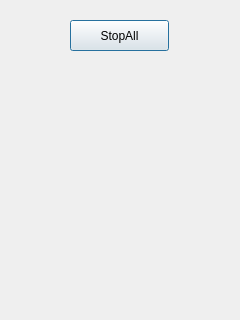
Qt form stopservers.ui (calebxyz/bitcon_server) before a commit.
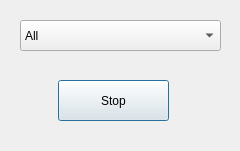
The same form after that commit.

Patch:
```diff
--- a/stopservers.ui
+++ b/stopservers.ui
@@ -7,7 +7,7 @@
     <x>0</x>
     <y>0</y>
     <width>240</width>
-    <height>320</height>
+    <height>151</height>
    </rect>
   </property>
   <property name="windowTitle">
@@ -16,15 +16,30 @@
   <widget class="QPushButton" name="pushButton">
    <property name="geometry">
     <rect>
-     <x>70</x>
+     <x>58</x>
+     <y>80</y>
+     <width>111</width>
+     <height>41</height>
+    </rect>
+   </property>
+   <property name="text">
+    <string>Stop</string>
+   </property>
+  </widget>
+  <widget class="QComboBox" name="comboBox">
+   <property name="geometry">
+    <rect>
+     <x>20</x>
      <y>20</y>
-     <width>99</width>
+     <width>201</width>
      <height>31</height>
     </rect>
    </property>
-   <property name="text">
-    <string>StopAll</string>
-   </property>
+   <item>
+    <property name="text">
+     <string>All</string>
+    </property>
+   </item>
   </widget>
  </widget>
  <resources/>
```
